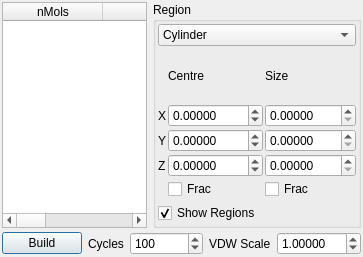
First picture: the form in trunk/src/gui/disorder.ui, repository trisyoungs/aten, before the edit.
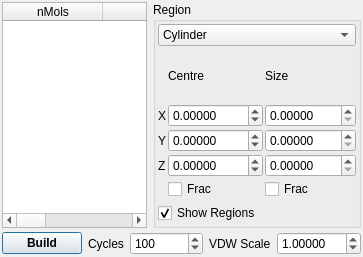
Second picture: the form after the edit.

Diff of the .ui file:
```diff
--- a/trunk/src/gui/disorder.ui
+++ b/trunk/src/gui/disorder.ui
@@ -356,6 +356,12 @@
          <verstretch>0</verstretch>
         </sizepolicy>
        </property>
+       <property name="font" >
+        <font>
+         <weight>75</weight>
+         <bold>true</bold>
+        </font>
+       </property>
        <property name="text" >
         <string>Build</string>
        </property>
```
Left out of the diff: 16 changed lines with no effect on the pictures.
